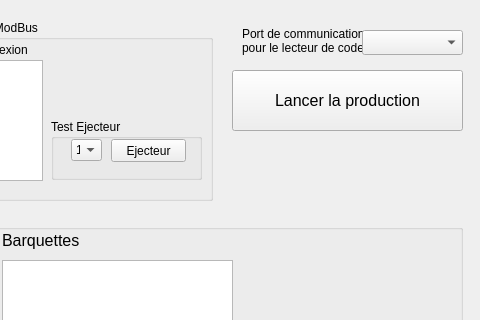
This is mainwindow.ui in Quentin2512/Barquette as Qt 5 draws it before an edit; both pictures show x 278 to 758 and y 0 to 320 of the 758 by 464 pixel window. The edited form follows.
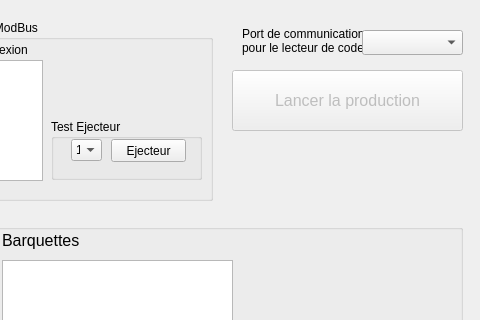
This is the edited form.

Commit message: Verrouillage ta mère

```diff
--- a/mainwindow.ui
+++ b/mainwindow.ui
@@ -228,6 +228,9 @@
     </property>
    </widget>
    <widget class="QPushButton" name="pushButton_lancerProd">
+    <property name="enabled">
+     <bool>false</bool>
+    </property>
     <property name="geometry">
      <rect>
       <x>510</x>
```
The commit also changes 1 other file.
